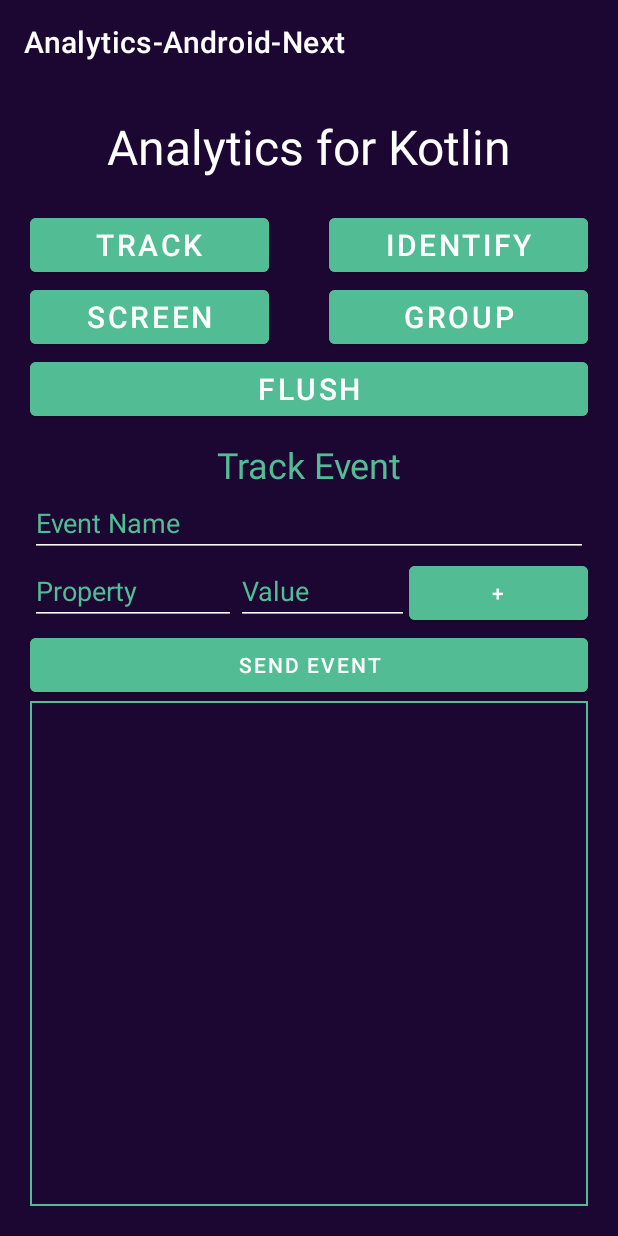
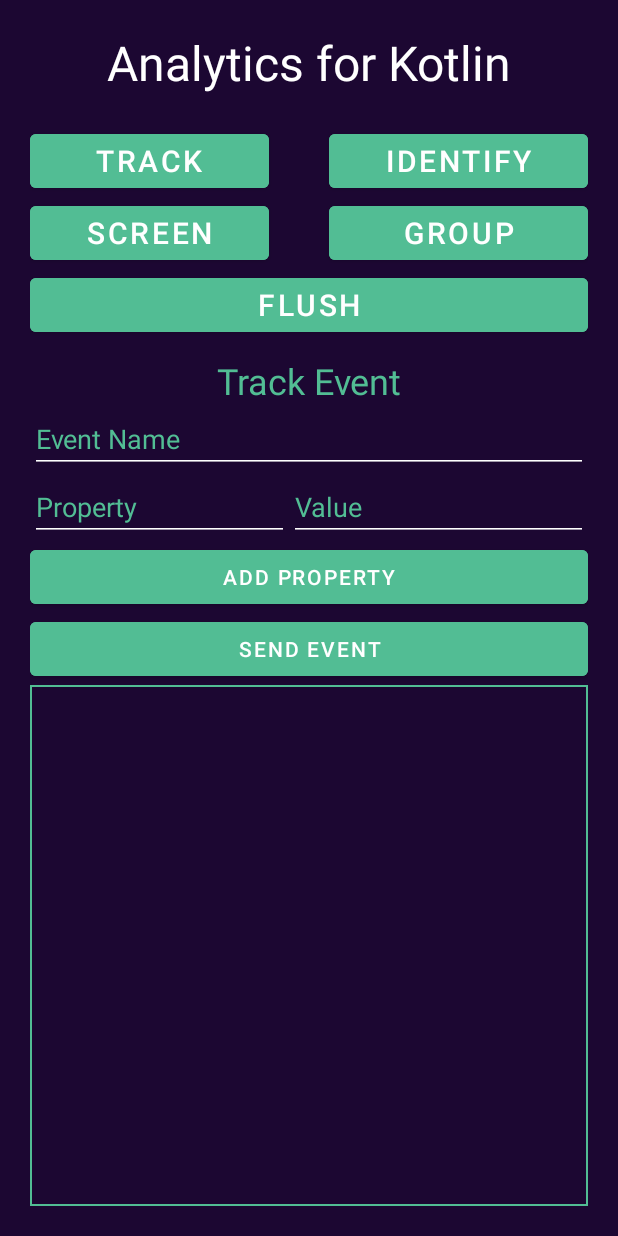
Before and after one commit to segmentio/analytics-kotlin, an Android app: the screen it shows after launch (MainActivity), after a tap on "TRACK", on a phone screen of 412 x 824 dp. Run offline under Robolectric (Android 15) with nearby library versions, the phone set to English and light mode, and no system bars; our stand-ins replace AdMob; libraries missing offline, so code that uses them is left out: com.google.android.gms; 7 statements that could not run were skipped.

Commit message:
Sample App improvements (#2)
* more space on test app (remove actionBar)

* update CONTRIBUTING.md

* add property support to all events

* add placeholder as default value for events

* rename ISSUE TEMPLATE folder

```diff
--- a/samples/kotlin-android-app/src/main/AndroidManifest.xml
+++ b/samples/kotlin-android-app/src/main/AndroidManifest.xml
@@ -21,7 +21,7 @@
         android:label="@string/app_name"
         android:roundIcon="@mipmap/ic_launcher_round"
         android:supportsRtl="true"
-        android:theme="@style/Theme.AnalyticsAndroidNext">
+        android:theme="@style/Theme.MaterialComponents.DayNight.NoActionBar">
         <meta-data
             android:name="com.google.android.gms.ads.APPLICATION_ID"
             android:value="ca-app-pub-3940256099942544~3347511713" />
--- a/samples/kotlin-android-app/src/main/java/com/segment/analytics/next/EventFragment.kt
+++ b/samples/kotlin-android-app/src/main/java/com/segment/analytics/next/EventFragment.kt
@@ -8,11 +8,11 @@ import android.view.View
 import android.view.ViewGroup
 import android.widget.Button
 import android.widget.EditText
+import android.widget.LinearLayout
 import android.widget.TextView
 import androidx.fragment.app.Fragment
 import com.segment.analytics.*
 import com.segment.analytics.platform.Plugin
-import com.segment.analytics.platform.plugins.log
 import kotlinx.serialization.encodeToString
 import kotlinx.serialization.json.Json
 
@@ -20,27 +20,46 @@ import kotlinx.serialization.json.Json
  * A UI fragment allowing users to send events through the analytics timeline
  * It leverages the Plugin concept to display in-flight events
  */
-class EventFragment(val type: String, val analytics: Analytics) : Fragment() {
-    val properties = mutableMapOf<String, String>()
+class EventFragment(val type: EventType, val analytics: Analytics) : Fragment() {
+
     override fun onCreateView(
-        inflater: LayoutInflater, container: ViewGroup?,
+        inflater: LayoutInflater,
+        container: ViewGroup?,
         savedInstanceState: Bundle?
     ): View {
         val props = fetch(type)
         // Inflate the layout for this fragment
         val view = inflater.inflate(props.second, container, false)
+
+        val traitRoot = view.findViewById<LinearLayout>(R.id.props)
+        // add the first one
+        addPropertyLayout(traitRoot)
+        view.findViewById<Button>(R.id.add).setOnClickListener {
+            addPropertyLayout(traitRoot)
+        }
+
         view.findViewById<Button>(R.id.sendEvent).setOnClickListener {
-            val input = view.findViewById<EditText>(R.id.input).text.toString()
+            val input = view.findViewById<EditText>(R.id.input).text.toString().let {
+                if (it.isNotEmpty()) {
+                    it
+                } else {
+                    "Placeholder"
+                }
+            }
+
+
+            val properties = getUserProps(traitRoot)
             when (type) {
-                "Track" -> sendTrack(eventName = input, props = properties)
-                "Identify" -> sendIdentify(userId = input, traits = properties)
-                "Screen" -> sendScreen(screenName = input, props = properties)
-                "Group" -> sendGroup(groupId = input, traits = properties)
-                else -> "" to 0
+                EventType.Track -> sendTrack(eventName = input, props = properties)
+                EventType.Identify -> sendIdentify(userId = input, traits = properties)
+                EventType.Screen -> sendScreen(screenName = input, props = properties)
+                EventType.Group -> sendGroup(groupId = input, traits = properties)
             }
         }
+
         val codeView = view.findViewById<TextView>(R.id.code_view)
         codeView.movementMethod = ScrollingMovementMethod()
+
         analytics.add(object : Plugin {
             override val type: Plugin.Type = Plugin.Type.After
             override val name: String = "TempResult-$type"
@@ -60,9 +79,35 @@ class EventFragment(val type: String, val analytics: Analytics) : Fragment() {
                 return super.execute(event)
             }
         })
-        // TODO implement default properties logic for events
-        // TODO implement add property button logic
+
         return view
+    }
+
+    private fun getUserProps(root: LinearLayout): MutableMap<String, String> {
+        val map = mutableMapOf<String, String>()
+        for (i in 0 until root.childCount) {
+            val ll = root.getChildAt(i)
+            val key = ll.findViewWithTag<EditText>("key").text.toString()
+            val value = ll.findViewWithTag<EditText>("value").text.toString()
+            if (key.isNotEmpty()) {
+                map[key] = value
+            }
+        }
+        return map
+    }
+
+    private fun addPropertyLayout(container: LinearLayout) {
+        val inflater = LayoutInflater.from(context);
+        //to get the MainLayout
+        val layoutXml: Int = when (type) {
+            EventType.Track -> R.layout.property
+            EventType.Identify -> R.layout.trait
+            EventType.Screen -> R.layout.property
+            EventType.Group -> R.layout.trait
+            else -> 0
+        }
+        val view = inflater.inflate(layoutXml, container, false)
+        container.addView(view)
     }
 
     private inline fun <reified T : BaseEvent> eventStr(event: T) = Json {
@@ -71,7 +116,7 @@ class EventFragment(val type: String, val analytics: Analytics) : Fragment() {
     }.encodeToString(event)
 
     private fun colorFormat(text: String): String {
-        val spacer = fun (match: MatchResult): CharSequence {
+        val spacer = fun(match: MatchResult): CharSequence {
             return "<br>" + "&nbsp;".repeat(match.value.length - 1)
         }
 
@@ -81,28 +126,28 @@ class EventFragment(val type: String, val analytics: Analytics) : Fragment() {
         return newString
     }
 
-    private fun sendGroup(groupId: String, traits: MutableMap<String, String>) {
+    private fun sendGroup(groupId: String, traits: Map<String, String>) {
         analytics.group(groupId, traits)
     }
 
-    private fun sendScreen(screenName: String, props: MutableMap<String, String>) {
+    private fun sendScreen(screenName: String, props: Map<String, String>) {
         analytics.screen(screenName, props)
     }
 
-    private fun sendIdentify(userId: String, traits: MutableMap<String, String>) {
+    private fun sendIdentify(userId: String, traits: Map<String, String>) {
         analytics.identify(userId, traits)
     }
 
-    private fun sendTrack(eventName: String, props: MutableMap<String, String>) {
+    private fun sendTrack(eventName: String, props: Map<String, String>) {
         analytics.track(eventName, props)
     }
 
-    fun fetch(type: String): Pair<String, Int> {
+    private fun fetch(type: EventType): Pair<String, Int> {
         return when (type) {
-            "Track" -> "props" to R.layout.fragment_track
-            "Identify" -> "traits" to R.layout.fragment_identify
-            "Screen" -> "props" to R.layout.fragment_screen
-            "Group" -> "traits" to R.layout.fragment_group
+            EventType.Track -> "props" to R.layout.fragment_track
+            EventType.Identify -> "traits" to R.layout.fragment_identify
+            EventType.Screen -> "props" to R.layout.fragment_screen
+            EventType.Group -> "traits" to R.layout.fragment_group
             else -> "" to 0
         }
     }
--- a/samples/kotlin-android-app/src/main/java/com/segment/analytics/next/MainActivity.kt
+++ b/samples/kotlin-android-app/src/main/java/com/segment/analytics/next/MainActivity.kt
@@ -6,15 +6,16 @@ import androidx.appcompat.app.AppCompatActivity
 import androidx.fragment.app.Fragment
 import androidx.fragment.app.FragmentManager
 import androidx.fragment.app.FragmentTransaction
+import com.segment.analytics.EventType
 
 
 class MainActivity : AppCompatActivity() {
 
     val analytics = MainApplication.analytics
-    val trackFragment = EventFragment("Track", analytics)
-    val identifyFragment = EventFragment("Identify", analytics)
-    val screenFragment = EventFragment("Screen", analytics)
-    val groupFragment = EventFragment("Group", analytics)
+    val trackFragment = EventFragment(EventType.Track, analytics)
+    val identifyFragment = EventFragment(EventType.Identify, analytics)
+    val screenFragment = EventFragment(EventType.Screen, analytics)
+    val groupFragment = EventFragment(EventType.Group, analytics)
 
     override fun onCreate(savedInstanceState: Bundle?) {
         super.onCreate(savedInstanceState)
--- a/samples/kotlin-android-app/src/main/res/layout/fragment_track.xml
+++ b/samples/kotlin-android-app/src/main/res/layout/fragment_track.xml
@@ -27,40 +27,15 @@
         android:layout_height="wrap_content"
         android:orientation="vertical">
 
-        <LinearLayout
-            android:layout_width="match_parent"
-            android:layout_height="wrap_content"
-            android:layout_gravity="center_horizontal"
-            android:orientation="horizontal"
-            android:weightSum="5">
+    </LinearLayout>
 
-            <EditText
-                android:layout_width="wrap_content"
-                android:layout_height="wrap_content"
-                android:layout_weight="2"
-                android:backgroundTint="@color/white"
-                android:hint="Property"
-                android:textColor="@color/segment_green"
-                android:textColorHint="@color/segment_green" />
-
-            <EditText
-                android:layout_width="wrap_content"
-                android:layout_height="wrap_content"
-                android:layout_weight="2"
-                android:backgroundTint="@color/white"
-                android:hint="Value"
-                android:textColor="@color/segment_green"
-                android:textColorHint="@color/segment_green" />
-
-            <Button
-                android:layout_width="wrap_content"
-                android:layout_height="wrap_content"
-                android:layout_weight="1"
-                android:backgroundTint="@color/segment_green"
-                android:text="+"
-                android:textColor="@color/white" />
-        </LinearLayout>
-    </LinearLayout>
+    <Button
+        android:id="@+id/add"
+        android:layout_width="match_parent"
+        android:layout_height="wrap_content"
+        android:backgroundTint="@color/segment_green"
+        android:text="Add Property"
+        android:textColor="@color/white" />
 
     <Button
         android:id="@+id/sendEvent"
--- /dev/null
+++ b/samples/kotlin-android-app/src/main/res/layout/property.xml
@@ -0,0 +1,29 @@
+<?xml version="1.0" encoding="utf-8"?>
+<LinearLayout xmlns:android="http://schemas.android.com/apk/res/android"
+    android:layout_width="match_parent"
+    android:layout_height="wrap_content"
+    android:layout_gravity="center_horizontal"
+    android:orientation="horizontal"
+    android:weightSum="5">
+
+    <EditText
+        android:tag="key"
+        android:layout_width="wrap_content"
+        android:layout_height="wrap_content"
+        android:layout_weight="2"
+        android:backgroundTint="@color/white"
+        android:hint="Property"
+        android:textColor="@color/segment_green"
+        android:textColorHint="@color/segment_green" />
+
+    <EditText
+        android:tag="value"
+        android:layout_width="wrap_content"
+        android:layout_height="wrap_content"
+        android:layout_weight="3"
+        android:backgroundTint="@color/white"
+        android:hint="Value"
+        android:textColor="@color/segment_green"
+        android:textColorHint="@color/segment_green" />
+
+</LinearLayout>
--- a/samples/kotlin-android-app/src/main/res/values-night/themes.xml
+++ b/samples/kotlin-android-app/src/main/res/values-night/themes.xml
@@ -1,6 +1,6 @@
 <resources xmlns:tools="http://schemas.android.com/tools">
     <!-- Base application theme. -->
-    <style name="Theme.AnalyticsAndroidNext" parent="Theme.MaterialComponents.DayNight.DarkActionBar">
+    <style name="Theme.AnalyticsAndroidNext" parent="Theme.MaterialComponents.DayNight.NoActionBar">
         <!-- Primary brand color. -->
         <item name="colorPrimary">@color/purple_200</item>
         <item name="colorPrimaryVariant">@color/purple_700</item>
```
Also changed, not shown: samples/kotlin-android-app/src/main/java/com/segment/analytics/next/ConsentActivity.kt (+5 -4 lines), samples/kotlin-android-app/src/main/res/layout/fragment_group.xml (+12 -37 lines), samples/kotlin-android-app/src/main/res/layout/fragment_identify.xml (+9 -36 lines), samples/kotlin-android-app/src/main/res/layout/fragment_screen.xml (+8 -35 lines), samples/kotlin-android-app/src/main/res/layout/trait.xml (added, +29 -0 lines), 7 other files.
